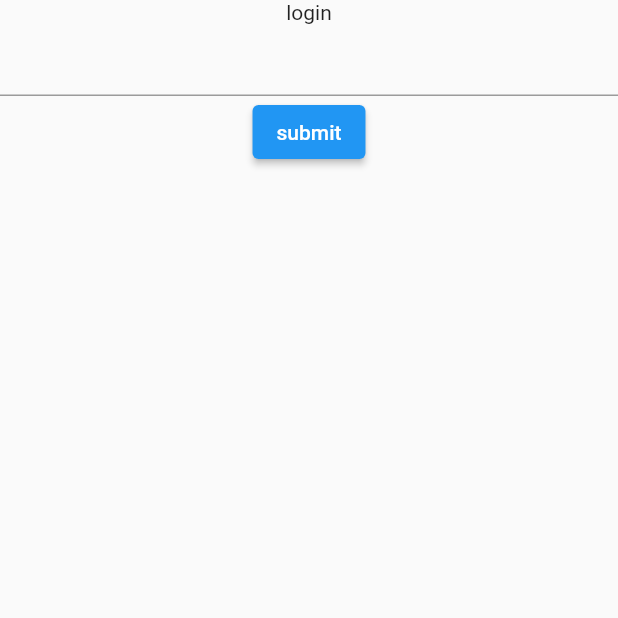
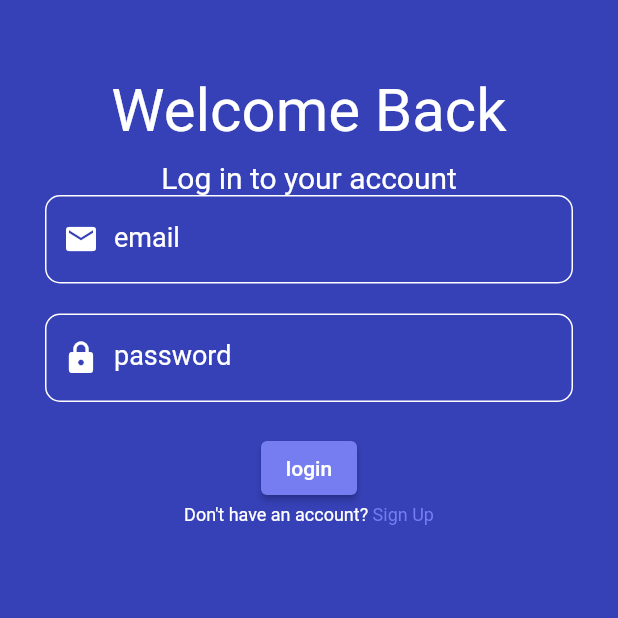
Before and after one commit to changjli/diafit, a Flutter app: the screen it shows after launch, on a phone screen of 412 x 824 dp, the top half of it. Run offline on Flutter 3.47's test engine with Material 2 defaults, Android fonts, the phone set to English and light mode, and no system bars; our stand-ins replace shared_preferences.

Commit message:
login register

```diff
--- /dev/null
+++ b/diafit/lib/components/custom_button.dart
@@ -0,0 +1,19 @@
+import 'package:flutter/material.dart';
+
+class CustomButton extends StatelessWidget {
+  final String content;
+  final VoidCallback function;
+  const CustomButton(
+      {super.key, required this.content, required this.function});
+
+  @override
+  Widget build(BuildContext context) {
+    return ElevatedButton(
+      onPressed: function,
+      style: ElevatedButton.styleFrom(backgroundColor: const Color(0xFF757DF0)),
+      child: Text(
+        content,
+      ),
+    );
+  }
+}
--- /dev/null
+++ b/diafit/lib/components/custom_textfield.dart
@@ -0,0 +1,88 @@
+import 'package:flutter/material.dart';
+
+class CustomTextfield extends StatefulWidget {
+  final String content;
+  final IconData icon;
+  final TextEditingController controller;
+  String? Function(String?) validator;
+
+  CustomTextfield(
+      {super.key,
+      required this.content,
+      required this.icon,
+      required this.controller,
+      required this.validator});
+
+  @override
+  State<CustomTextfield> createState() => _CustomTextfieldState();
+}
+
+class _CustomTextfieldState extends State<CustomTextfield> {
+  final bool _invalid = false;
+  @override
+  Widget build(BuildContext context) {
+    return Container(
+      padding: const EdgeInsets.symmetric(horizontal: 30.0),
+      child: TextFormField(
+        controller: widget.controller,
+        style: const TextStyle(
+          color: Colors.white,
+        ),
+        obscureText: widget.content == "password" ? true : false,
+        decoration: InputDecoration(
+          label: Row(
+            crossAxisAlignment: CrossAxisAlignment.center,
+            children: [
+              Icon(
+                widget.icon,
+                color: Colors.white,
+              ),
+              const SizedBox(
+                width: 10.0,
+              ),
+              Text(
+                widget.content,
+              ),
+            ],
+          ),
+          // RichText(
+          //   text: TextSpan(children: [
+          //     const WidgetSpan(
+          //       child: Icon(Icons.person),
+          //     ),
+          //     TextSpan(
+          //       text: content,
+          //     ),
+          //   ]),
+          // ),
+          labelStyle: const TextStyle(
+            fontSize: 18.0,
+            color: Colors.white,
+          ),
+          enabledBorder: OutlineInputBorder(
+            borderRadius: BorderRadius.circular(10.0),
+            borderSide: const BorderSide(color: Colors.white),
+          ),
+          focusedBorder: OutlineInputBorder(
+              borderRadius: BorderRadius.circular(10.0),
+              borderSide: const BorderSide(color: Colors.white)),
+          errorBorder: OutlineInputBorder(
+            borderRadius: BorderRadius.circular(10.0),
+            borderSide: const BorderSide(color: Colors.red),
+          ),
+          focusedErrorBorder: OutlineInputBorder(
+            borderRadius: BorderRadius.circular(10.0),
+            borderSide: const BorderSide(color: Colors.red),
+          ),
+        ),
+        validator: widget.validator,
+        // (value) {
+        //   if (value == null) {
+        //     return 'this field is required';
+        //   }
+        //   return null;
+        // },
+      ),
+    );
+  }
+}
--- /dev/null
+++ b/diafit/lib/components/login_form.dart
@@ -0,0 +1,127 @@
+import 'package:diafit/components/custom_button.dart';
+import 'package:diafit/components/custom_textfield.dart';
+import 'package:diafit/controller/validator.dart';
+import 'package:flutter/material.dart';
+import 'package:http/http.dart' as http;
+import 'package:shared_preferences/shared_preferences.dart';
+import 'dart:convert';
+
+// Define a custom Form widget.
+class LoginForm extends StatefulWidget {
+  const LoginForm({super.key});
+
+  @override
+  LoginFormState createState() {
+    return LoginFormState();
+  }
+}
+
+// Define a corresponding State class.
+// This class holds data related to the form.
+class LoginFormState extends State<LoginForm> {
+  // Create a global key that uniquely identifies the Form widget
+  // and allows validation of the form.
+  //
+  // Note: This is a `GlobalKey<FormState>`,
+  // not a GlobalKey<MyCustomFormState>.
+  final _formKey = GlobalKey<FormState>();
+
+  // Create a text controller and use it to retrieve the current value
+  // of the TextField.
+  final emailController = TextEditingController();
+  final passwordcontroller = TextEditingController();
+
+  @override
+  void dispose() {
+    // Clean up the controller when the widget is disposed.
+    emailController.dispose();
+    passwordcontroller.dispose();
+    super.dispose();
+  }
+
+  void validateInput() {
+    if (_formKey.currentState!.validate()) {
+      //If all data are correct then save data to out variables
+      _formKey.currentState!.save();
+    }
+    doLogin(emailController.text, passwordcontroller.text);
+  }
+
+  void doLogin(email, password) async {
+    try {
+      // request api
+      http.Response response = await http.post(
+        Uri.parse("http://10.0.2.2:8000/api/login"),
+        headers: {'Content-Type': 'application/json; charset=UTF-8'},
+        body: jsonEncode({
+          "email": email,
+          "password": password,
+        }),
+      );
+
+      Map output = jsonDecode(response.body);
+
+      if (response.statusCode == 200) {
+        Map data = output['data'];
+
+        // create session
+        SharedPreferences prefs = await SharedPreferences.getInstance();
+        await prefs.setBool('login', true);
+        await prefs.setString('api_token', output['token']);
+
+        Navigator.pushReplacementNamed(context, '/home');
+      } else {
+        final snackBar = SnackBar(
+          content: Text("$output"),
+          action: SnackBarAction(
+            label: 'close',
+            onPressed: () {
+              // Some code to undo the change.
+            },
+          ),
+        );
+
+        // Find the ScaffoldMessenger in the widget tree
+        // and use it to show a SnackBar.
+        ScaffoldMessenger.of(context).showSnackBar(snackBar);
+      }
+    } catch (e) {
+      print(e);
+    }
+  }
+
+  @override
+  Widget build(BuildContext context) {
+    // Build a Form widget using the _formKey created above.
+    return Form(
+      key: _formKey,
+      child: Center(
+        child: Column(
+          children: <Widget>[
+            CustomTextfield(
+                content: 'email',
+                icon: Icons.email,
+                controller: emailController,
+                validator: Validator.emailValidator),
+            const SizedBox(
+              height: 20.0,
+            ),
+            CustomTextfield(
+              content: 'password',
+              icon: Icons.lock,
+              controller: passwordcontroller,
+              validator: Validator.passwordValidator,
+            ),
+            const SizedBox(
+              height: 20.0,
+            ),
+            CustomButton(
+              content: 'login',
+              function: validateInput,
+            ),
+          ],
+        ),
+      ),
+    );
+  }
+}
--- /dev/null
+++ b/diafit/lib/controller/function.dart
@@ -0,0 +1,5 @@
+class MyFunction {
+  MyFunction();
+
+  static void login() {}
+}
--- /dev/null
+++ b/diafit/lib/controller/validator.dart
@@ -0,0 +1,17 @@
+class Validator {
+  Validator();
+
+  static String? emailValidator(String? value) {
+    if (value == null || value.isEmpty) {
+      return 'this field is required';
+    }
+    return null;
+  }
+
+  static String? passwordValidator(String? value) {
+    if (value == null || value.isEmpty) {
+      return 'this field is required';
+    }
+    return null;
+  }
+}
--- a/diafit/lib/login.dart
+++ /dev/null
@@ -1,27 +0,0 @@
-import 'package:flutter/src/widgets/framework.dart';
-import 'package:flutter/src/widgets/placeholder.dart';
-import 'package:flutter/material.dart';
-import 'package:diafit/loginForm.dart';
-
-class Login extends StatefulWidget {
-  const Login({super.key});
-
-  @override
-  State<Login> createState() => _LoginState();
-}
-
-class _LoginState extends State<Login> {
-  @override
-  Widget build(BuildContext context) {
-    return Scaffold(
-      body: SafeArea(
-        child: Column(
-          children: [
-            Text('login'),
-            LoginForm(),
-          ],
-        ),
-      ),
-    );
-  }
-}
--- a/diafit/lib/loginForm.dart
+++ /dev/null
@@ -1,46 +0,0 @@
-import 'package:flutter/material.dart';
-
-// Define a custom Form widget.
-class LoginForm extends StatefulWidget {
-  const LoginForm({super.key});
-
-  @override
-  LoginFormState createState() {
-    return LoginFormState();
-  }
-}
-
-// Define a corresponding State class.
-// This class holds data related to the form.
-class LoginFormState extends State<LoginForm> {
-  // Create a global key that uniquely identifies the Form widget
-  // and allows validation of the form.
-  //
-  // Note: This is a `GlobalKey<FormState>`,
-  // not a GlobalKey<MyCustomFormState>.
-  final _formKey = GlobalKey<FormState>();
-
-  @override
-  Widget build(BuildContext context) {
-    // Build a Form widget using the _formKey created above.
-    return Form(
-      key: _formKey,
-      child: Column(
-        children: <Widget>[
-          TextFormField(
-            validator: (value) {
-              if (value == null || value.isEmpty) {
-                return 'this field is required';
-              }
-              return null;
-            },
-          ),
-          ElevatedButton(
-            onPressed: () {},
-            child: Text('submit'),
-          )
-        ],
-      ),
-    );
-  }
-}
--- /dev/null
+++ b/diafit/lib/pages/login.dart
@@ -0,0 +1,73 @@
+import 'package:diafit/components/login_form.dart';
+import 'package:flutter/gestures.dart';
+import 'package:flutter/material.dart';
+
+// kalo udah login diarahin ke home, kalo belom diarahin ke login
+// Future<void> main() async {
+//   WidgetsFlutterBinding.ensureInitialized();
+//   SharedPreferences prefs = await SharedPreferences.getInstance();
+//   bool? login = prefs.getBool('login');
+// }
+
+class Login extends StatefulWidget {
+  const Login({super.key});
+
+  @override
+  State<Login> createState() => _LoginState();
+}
+
+class _LoginState extends State<Login> {
+  @override
+  Widget build(BuildContext context) {
+    return Scaffold(
+      backgroundColor: const Color(0xFF3641B7),
+      body: SafeArea(
+        child: Column(
+          children: [
+            const SizedBox(
+              height: 50.0,
+            ),
+            const Text(
+              'Welcome Back',
+              style: TextStyle(
+                fontSize: 40.0,
+                color: Colors.white,
+              ),
+            ),
+            const SizedBox(
+              height: 10.0,
+            ),
+            const Text(
+              'Log in to your account',
+              style: TextStyle(
+                fontSize: 20.0,
+                color: Colors.white,
+              ),
+            ),
+            const LoginForm(),
+            RichText(
+              text: TextSpan(children: [
+                const TextSpan(
+                    text: "Don't have an account?",
+                    style: TextStyle(
+                      fontSize: 12.0,
+                      color: Colors.white,
+                    )),
+                TextSpan(
+                    text: ' Sign Up',
+                    style: const TextStyle(
+                      fontSize: 12.0,
+                      color: Color(0xFF757DF0),
+                    ),
+                    recognizer: TapGestureRecognizer()
+                      ..onTap = () {
+                        Navigator.pushNamed(context, '/register');
+                      })
+              ]),
+            )
+          ],
+        ),
+      ),
+    );
+  }
+}
--- a/diafit/pubspec.yaml
+++ b/diafit/pubspec.yaml
@@ -30,6 +30,8 @@ environment:
 dependencies:
   flutter:
     sdk: flutter
+  http: ^0.13.6
+  shared_preferences: ^2.1.1
 
 
   # The following adds the Cupertino Icons font to your application.
```
Also changed, not shown: diafit/lib/components/register_form.dart (added, +120 -0 lines), diafit/lib/main.dart (+26 -5 lines), diafit/lib/pages/home.dart (added, +49 -0 lines), diafit/lib/pages/register.dart (added, +31 -0 lines), diafit/lib/register.dart (deleted, +0 -17 lines), diafit/assets/diafit-logo_1-removebg-preview 1.png (added), diafit/pubspec.lock, 1 other file.
